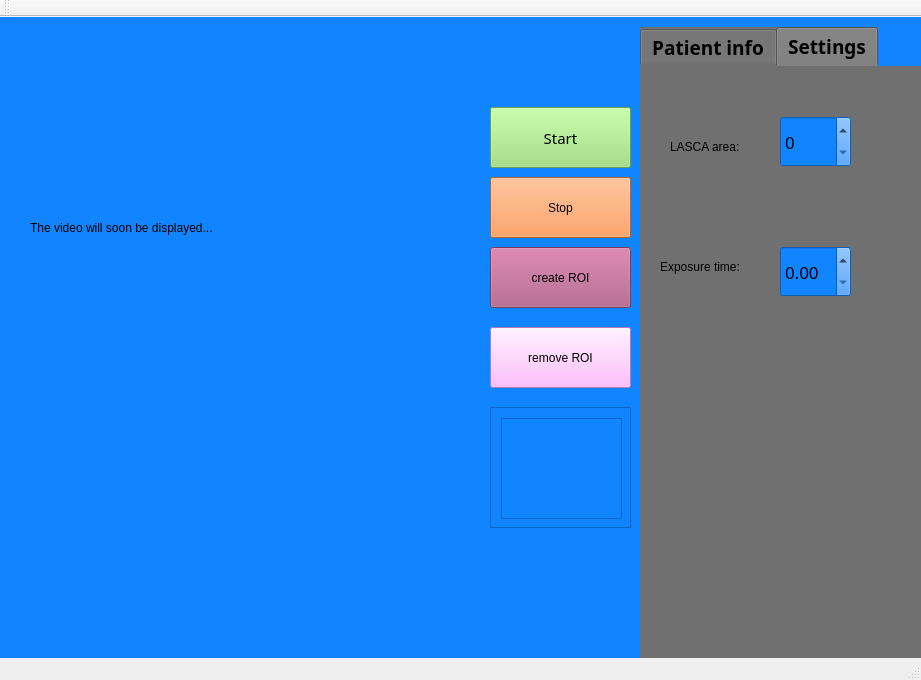
Fridanylund/LSI, file LSI Project GUI/LSI Project GUI/LSIProjectGUI.ui: the form before one commit.
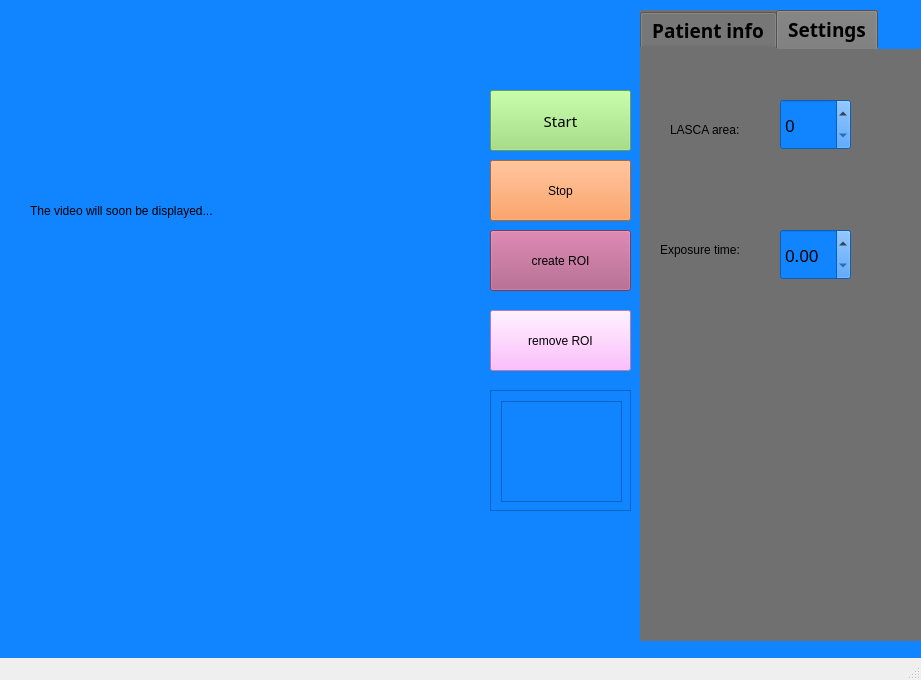
The form after the commit.

```diff
--- a/LSI Project GUI/LSI Project GUI/LSIProjectGUI.ui
+++ b/LSI Project GUI/LSI Project GUI/LSIProjectGUI.ui
@@ -441,6 +441,112 @@
         <height>101</height>
        </rect>
       </property>
+      <property name="palette">
+       <palette>
+        <active>
+         <colorrole role="Button">
+          <brush brushstyle="SolidPattern">
+           <color alpha="255">
+            <red>17</red>
+            <green>132</green>
+            <blue>255</blue>
+           </color>
+          </brush>
+         </colorrole>
+         <colorrole role="Base">
+          <brush brushstyle="SolidPattern">
+           <color alpha="255">
+            <red>17</red>
+            <green>132</green>
+            <blue>255</blue>
+           </color>
+          </brush>
+         </colorrole>
+         <colorrole role="Window">
+          <brush brushstyle="SolidPattern">
+           <color alpha="255">
+            <red>17</red>
+            <green>132</green>
+            <blue>255</blue>
+           </color>
+          </brush>
+         </colorrole>
+        </active>
+        <inactive>
+         <colorrole role="Button">
+          <brush brushstyle="SolidPattern">
+           <color alpha="255">
+            <red>17</red>
+            <green>132</green>
+            <blue>255</blue>
+           </color>
+          </brush>
+         </colorrole>
+         <colorrole role="Base">
+          <brush brushstyle="SolidPattern">
+           <color alpha="255">
+            <red>17</red>
+            <green>132</green>
+            <blue>255</blue>
+           </color>
+          </brush>
+         </colorrole>
+         <colorrole role="Window">
+          <brush brushstyle="SolidPattern">
+           <color alpha="255">
+            <red>17</red>
+            <green>132</green>
+            <blue>255</blue>
+           </color>
+          </brush>
+         </colorrole>
+        </inactive>
+        <disabled>
+         <colorrole role="Button">
+          <brush brushstyle="SolidPattern">
+           <color alpha="255">
+            <red>17</red>
+            <green>132</green>
+            <blue>255</blue>
+           </color>
+          </brush>
+         </colorrole>
+         <colorrole role="Base">
+          <brush brushstyle="SolidPattern">
+           <color alpha="255">
+            <red>17</red>
+            <green>132</green>
+            <blue>255</blue>
+           </color>
+          </brush>
+         </colorrole>
+         <colorrole role="Window">
+          <brush brushstyle="SolidPattern">
+           <color alpha="255">
+            <red>17</red>
+            <green>132</green>
+            <blue>255</blue>
+           </color>
+          </brush>
+         </colorrole>
+        </disabled>
+       </palette>
+      </property>
+      <property name="editTriggers">
+       <set>QAbstractItemView::DoubleClicked|QAbstractItemView::EditKeyPressed|QAbstractItemView::SelectedClicked</set>
+      </property>
+      <property name="alternatingRowColors">
+       <bool>true</bool>
+      </property>
+      <property name="selectionRectVisible">
+       <bool>true</bool>
+      </property>
+      <property name="currentRow">
+       <number>-1</number>
+      </property>
+      <property name="sortingEnabled">
+       <bool>false</bool>
+      </property>
      </widget>
     </widget>
    </widget>
@@ -455,14 +561,6 @@
     </rect>
    </property>
   </widget>
-  <widget class="QToolBar" name="mainToolBar">
-   <attribute name="toolBarArea">
-    <enum>TopToolBarArea</enum>
-   </attribute>
-   <attribute name="toolBarBreak">
-    <bool>false</bool>
-   </attribute>
-  </widget>
   <widget class="QStatusBar" name="statusBar"/>
  </widget>
  <layoutdefault spacing="6" margin="11"/>
```
